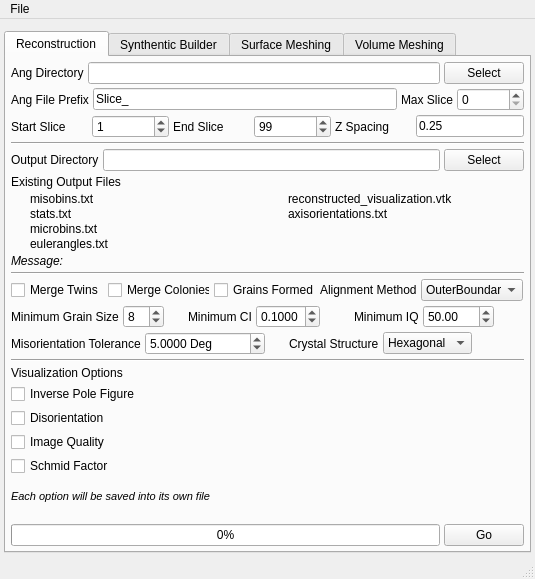
Qt form Source/AIM/GUI/UI_Files/RepresentationUI.ui (BlueQuartzSoftware/DREAM3D) before a commit.
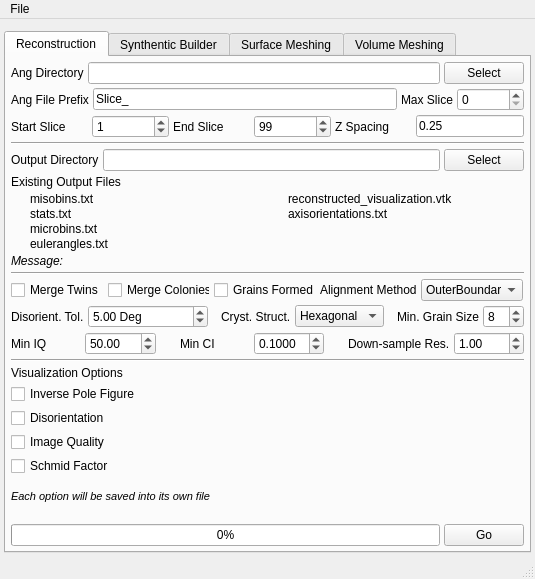
The same form after that commit. Icons and pictures are not drawn.

```diff
--- a/Source/AIM/GUI/UI_Files/RepresentationUI.ui
+++ b/Source/AIM/GUI/UI_Files/RepresentationUI.ui
@@ -472,118 +472,9 @@
         <item>
          <layout class="QHBoxLayout" name="horizontalLayout_3">
           <item>
-           <widget class="QLabel" name="label_8">
-            <property name="text">
-             <string>Minimum Grain Size</string>
-            </property>
-           </widget>
-          </item>
-          <item>
-           <widget class="QSpinBox" name="minAllowedGrainSize">
-            <property name="minimum">
-             <number>1</number>
-            </property>
-            <property name="maximum">
-             <number>64</number>
-            </property>
-            <property name="value">
-             <number>8</number>
-            </property>
-           </widget>
-          </item>
-          <item>
-           <spacer name="horizontalSpacer_6">
-            <property name="orientation">
-             <enum>Qt::Horizontal</enum>
-            </property>
-            <property name="sizeType">
-             <enum>QSizePolicy::Fixed</enum>
-            </property>
-            <property name="sizeHint" stdset="0">
-             <size>
-              <width>20</width>
-              <height>20</height>
-             </size>
-            </property>
-           </spacer>
-          </item>
-          <item>
-           <widget class="QLabel" name="label_9">
-            <property name="text">
-             <string>Minimum CI</string>
-            </property>
-           </widget>
-          </item>
-          <item>
-           <widget class="QDoubleSpinBox" name="minConfidence">
-            <property name="decimals">
-             <number>4</number>
-            </property>
-            <property name="maximum">
-             <double>1.000000000000000</double>
-            </property>
-            <property name="singleStep">
-             <double>0.100000000000000</double>
-            </property>
-            <property name="value">
-             <double>0.100000000000000</double>
-            </property>
-           </widget>
-          </item>
-          <item>
-           <spacer name="horizontalSpacer_10">
-            <property name="orientation">
-             <enum>Qt::Horizontal</enum>
-            </property>
-            <property name="sizeHint" stdset="0">
-             <size>
-              <width>40</width>
-              <height>20</height>
-             </size>
-            </property>
-           </spacer>
-          </item>
-          <item>
-           <widget class="QLabel" name="label_31">
-            <property name="text">
-             <string>Minimum IQ</string>
-            </property>
-           </widget>
-          </item>
-          <item>
-           <widget class="QDoubleSpinBox" name="minImageQuality">
-            <property name="maximum">
-             <double>5000.000000000000000</double>
-            </property>
-            <property name="singleStep">
-             <double>10.000000000000000</double>
-            </property>
-            <property name="value">
-             <double>50.000000000000000</double>
-            </property>
-           </widget>
-          </item>
-          <item>
-           <spacer name="horizontalSpacer_2">
-            <property name="orientation">
-             <enum>Qt::Horizontal</enum>
-            </property>
-            <property name="sizeHint" stdset="0">
-             <size>
-              <width>40</width>
-              <height>20</height>
-             </size>
-            </property>
-           </spacer>
-          </item>
-         </layout>
-        </item>
-        <item>
-         <layout class="QHBoxLayout" name="horizontalLayout_4">
-          <item>
            <widget class="QLabel" name="label_10">
             <property name="text">
-             <string>Misorientation Tolerance</string>
+             <string>Disorient. Tol.</string>
             </property>
            </widget>
           </item>
@@ -599,7 +490,7 @@
              <string> Deg</string>
             </property>
             <property name="decimals">
-             <number>4</number>
+             <number>2</number>
             </property>
             <property name="maximum">
              <double>180.000000000000000</double>
@@ -613,16 +504,13 @@
            </widget>
           </item>
           <item>
-           <spacer name="horizontalSpacer_7">
+           <spacer name="horizontalSpacer_10">
             <property name="orientation">
              <enum>Qt::Horizontal</enum>
             </property>
-            <property name="sizeType">
-             <enum>QSizePolicy::Fixed</enum>
-            </property>
             <property name="sizeHint" stdset="0">
              <size>
-              <width>20</width>
+              <width>40</width>
               <height>20</height>
              </size>
             </property>
@@ -631,7 +519,7 @@
           <item>
            <widget class="QLabel" name="label_33">
             <property name="text">
-             <string>Crystal Structure</string>
+             <string>Cryst. Struct.</string>
             </property>
            </widget>
           </item>
@@ -662,6 +550,119 @@
             </property>
            </spacer>
           </item>
+          <item>
+           <widget class="QLabel" name="label_8">
+            <property name="text">
+             <string>Min. Grain Size</string>
+            </property>
+           </widget>
+          </item>
+          <item>
+           <widget class="QSpinBox" name="minAllowedGrainSize">
+            <property name="minimum">
+             <number>1</number>
+            </property>
+            <property name="maximum">
+             <number>64</number>
+            </property>
+            <property name="value">
+             <number>8</number>
+            </property>
+           </widget>
+          </item>
+         </layout>
+        </item>
+        <item>
+         <layout class="QHBoxLayout" name="horizontalLayout_4">
+          <item>
+           <widget class="QLabel" name="label_31">
+            <property name="text">
+             <string>Min IQ</string>
+            </property>
+           </widget>
+          </item>
+          <item>
+           <widget class="QDoubleSpinBox" name="minImageQuality">
+            <property name="maximum">
+             <double>5000.000000000000000</double>
+            </property>
+            <property name="singleStep">
+             <double>10.000000000000000</double>
+            </property>
+            <property name="value">
+             <double>50.000000000000000</double>
+            </property>
+           </widget>
+          </item>
+          <item>
+           <spacer name="horizontalSpacer_7">
+            <property name="orientation">
+             <enum>Qt::Horizontal</enum>
+            </property>
+            <property name="sizeType">
+             <enum>QSizePolicy::Fixed</enum>
+            </property>
+            <property name="sizeHint" stdset="0">
+             <size>
+              <width>20</width>
+              <height>20</height>
+             </size>
+            </property>
+           </spacer>
+          </item>
+          <item>
+           <widget class="QLabel" name="label_9">
+            <property name="text">
+             <string>Min CI</string>
+            </property>
+           </widget>
+          </item>
+          <item>
+           <widget class="QDoubleSpinBox" name="minConfidence">
+            <property name="decimals">
+             <number>4</number>
+            </property>
+            <property name="maximum">
+             <double>1.000000000000000</double>
+            </property>
+            <property name="singleStep">
+             <double>0.100000000000000</double>
+            </property>
+            <property name="value">
+             <double>0.100000000000000</double>
+            </property>
+           </widget>
+          </item>
+          <item>
+           <spacer name="horizontalSpacer_6">
+            <property name="orientation">
+             <enum>Qt::Horizontal</enum>
+            </property>
+            <property name="sizeType">
+             <enum>QSizePolicy::Fixed</enum>
+            </property>
+            <property name="sizeHint" stdset="0">
+             <size>
+              <width>20</width>
+              <height>20</height>
+             </size>
+            </property>
+           </spacer>
+          </item>
+          <item>
+           <widget class="QLabel" name="label_46">
+            <property name="text">
+             <string>Down-sample Res.</string>
+            </property>
+           </widget>
+          </item>
+          <item>
+           <widget class="QDoubleSpinBox" name="downsampleFactor">
+            <property name="value">
+             <double>1.000000000000000</double>
+            </property>
+           </widget>
+          </item>
          </layout>
         </item>
         <item>
```
Left out of the diff: 5 changed lines with no effect on the pictures.
